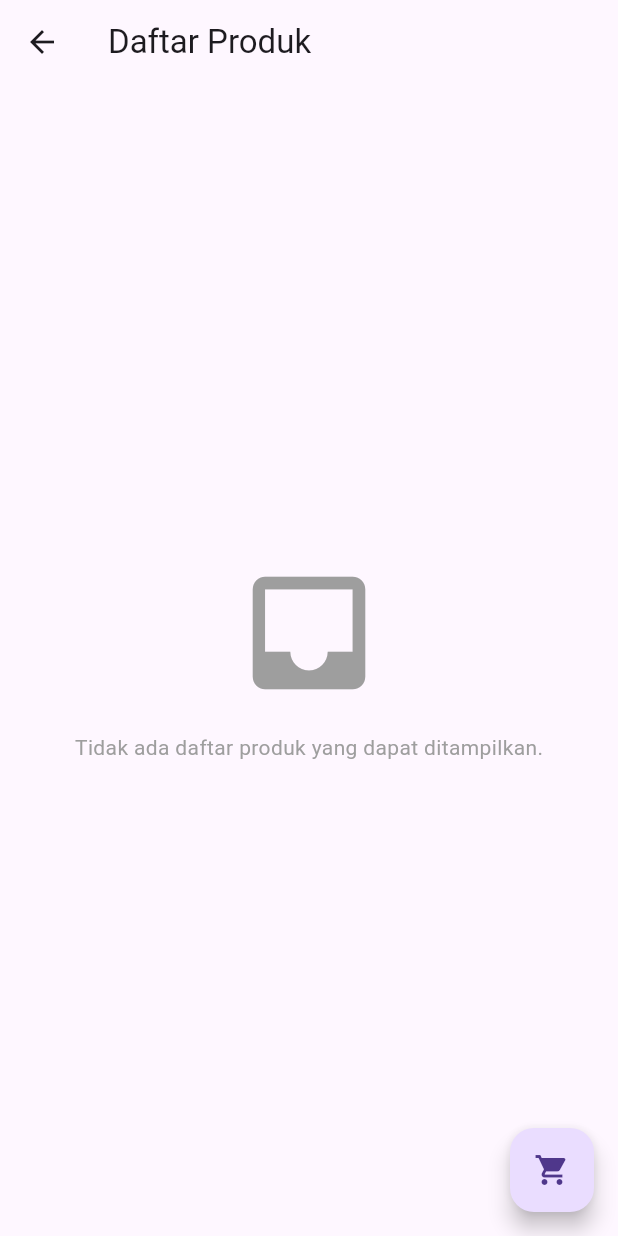
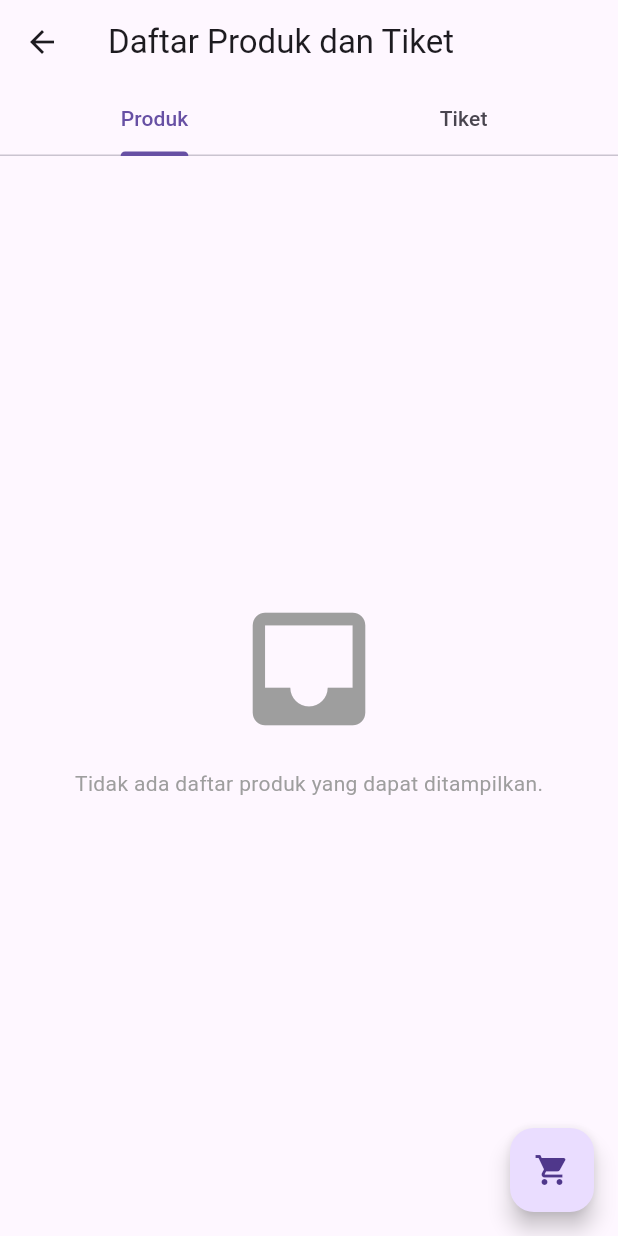
Before and after one commit to hanifaslam/appflexy, a Flutter app: the DaftarKasirView screen opened by its route, on a phone screen of 412 x 824 dp. Run offline on Flutter 3.47's test engine with Material 3 defaults, Android fonts, the phone set to English and light mode, and no system bars; our stand-ins replace gap, get, get_storage, image_picker, shared_preferences; accounts and stored records are empty.

Commit message:
benerin sabil

```diff
--- a/lib/app/modules/daftar_kasir/views/daftar_kasir_view.dart
+++ b/lib/app/modules/daftar_kasir/views/daftar_kasir_view.dart
@@ -1,5 +1,6 @@
 import 'dart:io';
 import 'package:apptiket/app/modules/kasir/views/kasir_view.dart';
+import 'package:apptiket/app/routes/app_pages.dart';
 import 'package:flutter/material.dart';
 import 'package:get/get.dart';
 import 'package:get_storage/get_storage.dart';
@@ -10,28 +11,48 @@
   _DaftarKasirViewState createState() => _DaftarKasirViewState();
 }
 
-class _DaftarKasirViewState extends State<DaftarKasirView> {
+class _DaftarKasirViewState extends State<DaftarKasirView>
+    with SingleTickerProviderStateMixin {
   final NumberFormat currencyFormat =
       NumberFormat.currency(locale: 'id', symbol: 'Rp', decimalDigits: 2);
   final box = GetStorage();
   List<Map<String, dynamic>> produkList = [];
   List<Map<String, dynamic>> filteredProdukList = [];
+  List<Map<String, dynamic>> tiketList = [];
+  List<Map<String, dynamic>> filteredTiketList = [];
   List<Map<String, dynamic>> pesananList = [];
   String searchQuery = '';
   int pesananCount = 0;
+  TabController? _tabController;
 
   @override
   void initState() {
     super.initState();
+    _tabController =
+        TabController(length: 2, vsync: this); // 2 tab: produk & tiket
     _loadProdukList();
+    _loadTiketList();
+  }
+
+  @override
+  void dispose() {
+    _tabController?.dispose();
+    super.dispose();
   }
 
   void _loadProdukList() {
-    // Memuat daftar produk dari GetStorage
     List<dynamic>? storedProdukList = box.read<List<dynamic>>('produkList');
     if (storedProdukList != null) {
       produkList = List<Map<String, dynamic>>.from(storedProdukList);
       filteredProdukList = produkList;
+    }
+  }
+
+  void _loadTiketList() {
+    List<dynamic>? storedTiketList = box.read<List<dynamic>>('tiketList');
+    if (storedTiketList != null) {
+      tiketList = List<Map<String, dynamic>>.from(storedTiketList);
+      filteredTiketList = tiketList;
     }
   }
 
@@ -42,46 +63,42 @@
           .where((produk) =>
               produk['namaProduk'].toLowerCase().contains(query.toLowerCase()))
           .toList();
+      filteredTiketList = tiketList
+          .where((tiket) =>
+              tiket['namaTiket'].toLowerCase().contains(query.toLowerCase()))
+          .toList();
     });
   }
 
-  void addToPesanan(Map<String, dynamic> produk) {
+  void addToPesanan(Map<String, dynamic> item) {
     setState(() {
-      pesananList.add(produk);
+      pesananList.add(item);
       pesananCount++;
     });
   }
 
-  @override
-  Widget build(BuildContext context) {
-    return Scaffold(
-      appBar: AppBar(
-        title: Text('Daftar Produk'),
-        leading: IconButton(
-          icon: Icon(Icons.arrow_back),
-          onPressed: () => Get.back(),
-        ),
-      ),
-      body: filteredProdukList.isEmpty
+  Widget _buildList(List<Map<String, dynamic>> list, String type) {
+    return list.isEmpty
         ? Center(
             child: Column(
               mainAxisAlignment: MainAxisAlignment.center,
               children: [
                 Icon(Icons.inbox, size: 100, color: Colors.grey),
                 SizedBox(height: 16),
-                  Text('Tidak ada daftar produk yang dapat ditampilkan.',
+                Text('Tidak ada daftar $type yang dapat ditampilkan.',
                     style: TextStyle(color: Colors.grey)),
               ],
             ),
           )
-          : Padding(
-              padding: const EdgeInsets.all(10.0),
-              child: ListView.builder(
-                itemCount: filteredProdukList.length,
+        : ListView.builder(
+            itemCount: list.length,
             itemBuilder: (context, index) {
-                  final produk = filteredProdukList[index];
-                  double hargaJual =
-                      double.tryParse(produk['hargaJual'].toString()) ?? 0.0;
+              final item = list[index];
+              String title =
+                  type == 'produk' ? item['namaProduk'] : item['namaTiket'];
+              double price = type == 'produk'
+                  ? double.tryParse(item['hargaJual'].toString()) ?? 0.0
+                  : double.tryParse(item['hargaTiket'].toString()) ?? 0.0;
 
               return Card(
                 elevation: 4,
@@ -89,30 +106,59 @@
                   borderRadius: BorderRadius.circular(12),
                 ),
                 child: ListTile(
-                      leading: produk['image'] != null
+                  leading: item['image'] != null
                       ? ClipRRect(
                           borderRadius: BorderRadius.circular(15),
                           child: Image.file(
-                                File(produk['image']),
+                            File(item['image']),
                             width: 50,
                             height: 50,
                             fit: BoxFit.cover,
                           ),
                         )
                       : Icon(Icons.image, size: 50),
-                      title: Text(produk['namaProduk'],
+                  title: Text(title,
                       style: TextStyle(fontWeight: FontWeight.bold)),
-                      subtitle: Text(
-                          'Stok: ${produk['stok']} | ${currencyFormat.format(hargaJual)}'),
+                  subtitle: Text(currencyFormat.format(price)),
                   onTap: () {
-                        addToPesanan(produk);
-                        Get.snackbar('Pesanan',
-                            '${produk['namaProduk']} ditambahkan ke pesanan.');
+                    addToPesanan(item);
+                    Get.snackbar('Pesanan', '$title ditambahkan ke pesanan.');
                   },
                 ),
               );
             },
+          );
+  }
+
+  @override
+  Widget build(BuildContext context) {
+    return DefaultTabController(
+      length: 2, // Jumlah tab
+      child: Scaffold(
+        appBar: AppBar(
+          title: Text('Daftar Produk dan Tiket'),
+          bottom: TabBar(
+            tabs: [
+              Tab(text: 'Produk'),
+              Tab(text: 'Tiket'),
+            ],
           ),
+          leading: IconButton(
+            icon: Icon(Icons.arrow_back),
+            onPressed: () => Get.offAllNamed(Routes.HOME),
+          ),
+        ),
+        body: TabBarView(
+          children: [
+            Padding(
+              padding: const EdgeInsets.all(10.0),
+              child: _buildList(filteredProdukList, 'produk'),
+            ),
+            Padding(
+              padding: const EdgeInsets.all(10.0),
+              child: _buildList(filteredTiketList, 'tiket'),
+            ),
+          ],
         ),
         floatingActionButton: FloatingActionButton(
           onPressed: () {
@@ -120,6 +166,7 @@
           },
           child: Icon(Icons.shopping_cart),
         ),
+      ),
     );
   }
 }
```
Lines whose indentation alone changed are shown as unchanged.
